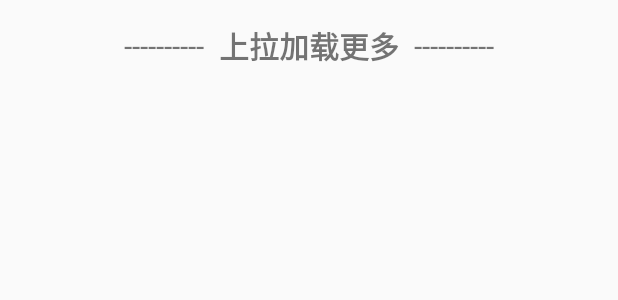
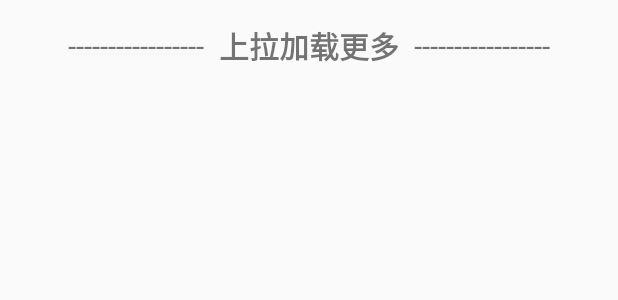
Before and after one commit to wenh111/MoneyKeep, an Android app: the layout item_foot.xml on its own in the app's theme, with its tools: preview values and no code run, on a phone screen of 412 x 824 dp. Shown: the top 300 px of the screen. Run offline under Robolectric (Android 15) with nearby library versions, the phone set to English and light mode, and no system bars.

```diff
--- a/app/src/main/res/layout/item_foot.xml
+++ b/app/src/main/res/layout/item_foot.xml
@@ -5,9 +5,11 @@
     android:layout_marginTop="5dp"
     android:layout_height="50dp"
     android:gravity="center"
+    android:layout_marginHorizontal="10dp"
     android:orientation="horizontal">
 
     <TextView
+        android:id="@+id/left"
         android:layout_width="0dp"
         android:layout_height="wrap_content"
         android:layout_weight="1"
@@ -15,7 +17,7 @@
         android:maxLines="1"
         android:scrollHorizontally="false"
         android:gravity="end"
-        android:text="----------"
+        android:text="-----------------"
         android:textSize="20sp" />
 
     <TextView
@@ -29,12 +31,13 @@
         android:textStyle="bold" />
 
     <TextView
+        android:id="@+id/right"
         android:layout_width="0dp"
         android:layout_height="wrap_content"
         android:layout_weight="1"
         android:gravity="start"
-        android:text="----------"
         android:ellipsize="none"
+        android:text="-----------------"
         android:maxLines="1"
         android:scrollHorizontally="false"
         android:textSize="20sp" />
```
Also changed, not shown: app/src/main/java/com/org/moneykeep/Activity/ui/home/HomeFragment.java (+8 -3 lines), app/src/main/java/com/org/moneykeep/Recevier/MessageRecevier.java (+2 -5 lines), app/src/main/java/com/org/moneykeep/RecyclerViewAdapter/AMonthRecyclerViewAdapter.java (+7 -2 lines).
